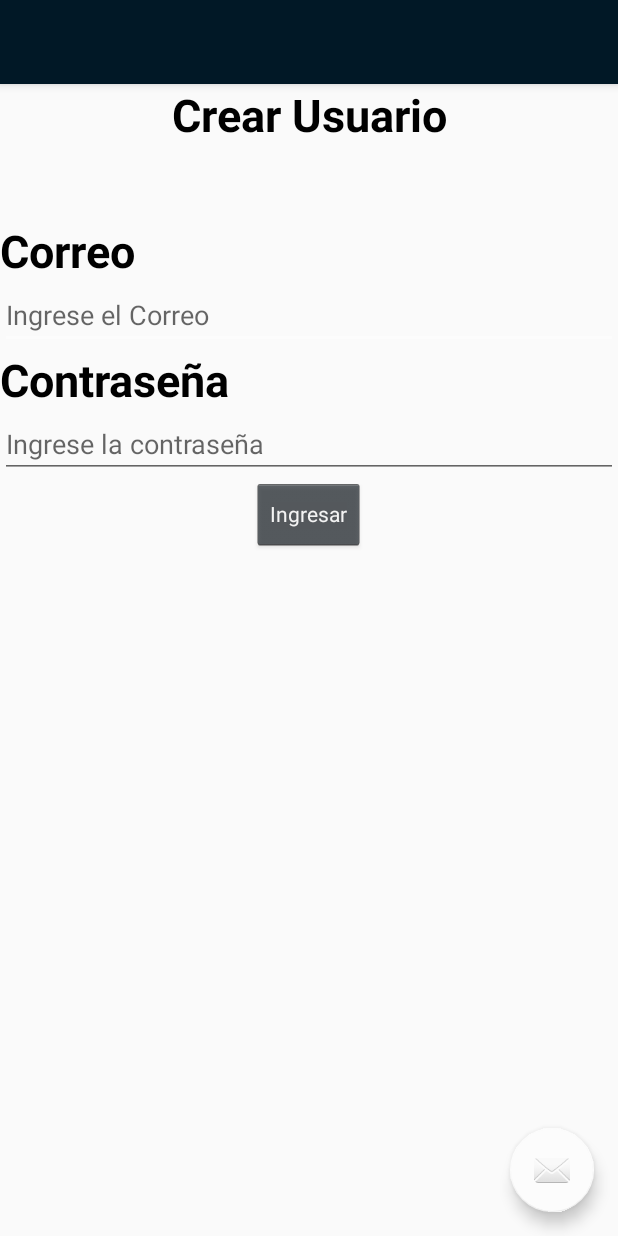
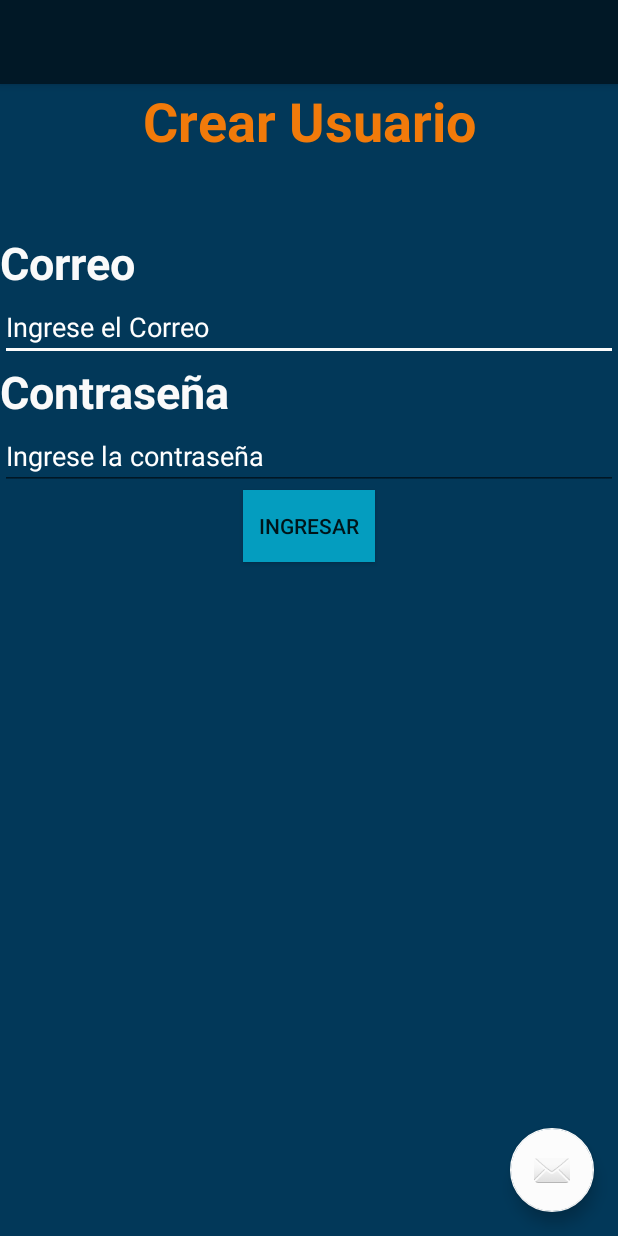
Before and after one commit to DanteVDrako/DispositivosMoviles, an Android app: the CrearUser screen opened directly, with no data from a screen before it, on a phone screen of 412 x 824 dp. Run offline under Robolectric (Android 15) with nearby library versions, the phone set to English and light mode, and no system bars; our stand-ins replace Firebase (no records; nobody signed in at launch, a user with empty details on screens opened directly).

```diff
--- a/Proyecto/app/src/main/res/layout/content_crear_user.xml
+++ b/Proyecto/app/src/main/res/layout/content_crear_user.xml
@@ -5,6 +5,7 @@
     android:layout_width="match_parent"
     android:layout_height="match_parent"
     android:orientation="vertical"
+    android:background="@color/BackgroundScreen"
     app:layout_behavior="@string/appbar_scrolling_view_behavior"
     tools:context="com.poli.proyecto.CrearUser"
     tools:showIn="@layout/activity_crear_user">
@@ -15,8 +16,8 @@
         android:layout_height="wrap_content"
         android:text="Crear Usuario"
         android:textAlignment="center"
-        android:textColor="@android:color/background_dark"
-        android:textSize="30sp"
+        android:textColor="?android:attr/colorFocusedHighlight"
+        android:textSize="36sp"
         android:textStyle="bold" />
 
     <TextView
@@ -25,7 +26,7 @@
         android:layout_height="wrap_content"
         android:layout_marginTop="50dp"
         android:text="Correo"
-        android:textColor="@android:color/background_dark"
+        android:textColor="?android:attr/colorBackground"
         android:textSize="30sp"
         android:textStyle="bold" />
 
@@ -35,14 +36,18 @@
         android:layout_height="wrap_content"
         android:ems="10"
         android:hint="Ingrese el Correo"
-        android:inputType="textPersonName" />
+        android:inputType="textPersonName"
+        android:selectAllOnFocus="false"
+        android:singleLine="false"
+        android:textColor="@color/TextFields"
+        android:textColorHint="@color/TextFields" />
 
     <TextView
         android:id="@+id/textView3"
         android:layout_width="match_parent"
         android:layout_height="wrap_content"
         android:text="Contraseña"
-        android:textColor="@android:color/background_dark"
+        android:textColor="?android:attr/colorBackground"
         android:textSize="30sp"
         android:textStyle="bold" />
 
@@ -52,15 +57,16 @@
         android:layout_height="wrap_content"
         android:ems="10"
         android:hint="Ingrese la contraseña"
-        android:inputType="textPersonName" />
-
+        android:inputType="textPersonName"
+        android:textColor="@color/TextFields"
+        android:textColorHint="@color/TextFields"/>
 
 
     <Button
         android:id="@+id/ingresarUsuario"
-        style="@android:style/Widget.Holo.Button.Small"
         android:layout_width="wrap_content"
         android:layout_height="wrap_content"
         android:layout_gravity="center_horizontal"
+        android:background="@color/Botton"
         android:text="Ingresar" />
 </LinearLayout>
```
